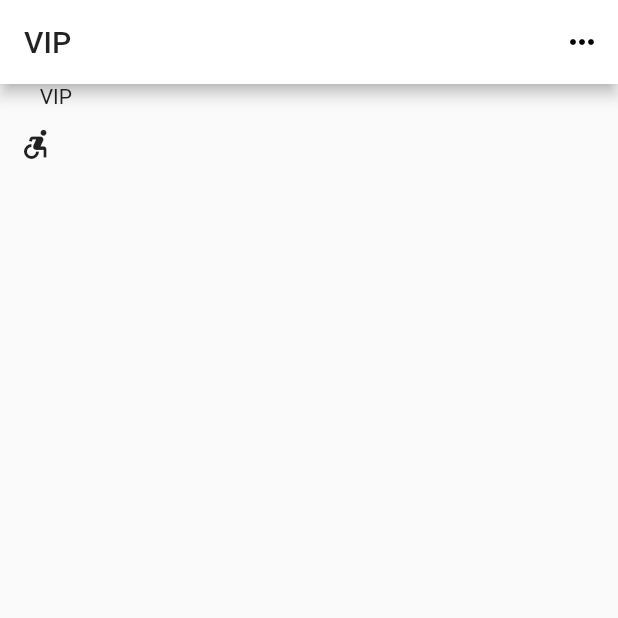
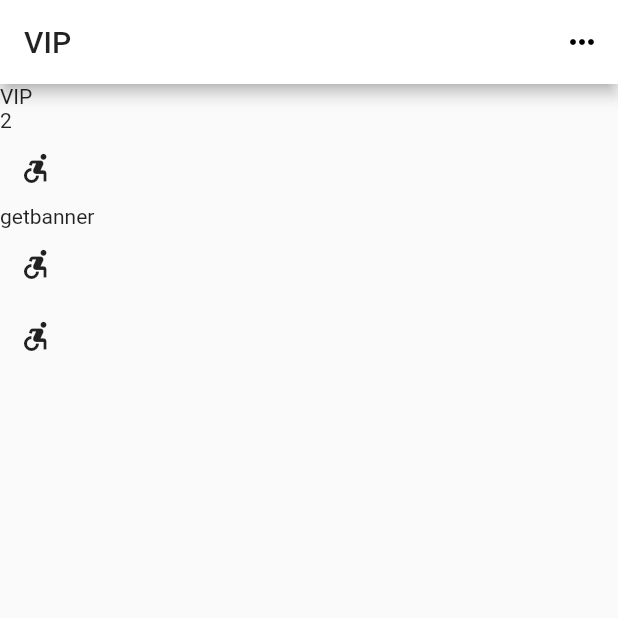
Before and after one commit to hweilp/flutter_test, a Flutter app: the VIPPage screen opened directly, after a tap on the "accessible forward" icon, on a phone screen of 412 x 824 dp, the top half of it. Run offline on Flutter 3.47's test engine with Material 2 defaults, Android fonts, the phone set to English and light mode, and no system bars; our stand-ins replace dio, shared_preferences; accounts and stored records are empty.

Commit message:
登录页面

```diff
--- a/lib/api/api.dart
+++ b/lib/api/api.dart
@@ -28,4 +28,9 @@ class ApiInterface {
   static userList([dynamic data]) async {
     return Http.request('/personal', 'get', data);
   }
+
+  // getVipBanner
+  static getVipBanner() async {
+    return Http.request('/vip_banner_list', 'get');
+  }
 }
--- a/lib/main.dart
+++ b/lib/main.dart
@@ -108,6 +108,7 @@
 
 import 'package:flutter/material.dart';
 import 'package:flutterproject/page/index.dart';
+import 'package:flutterproject/page/login/index.dart';
 
 void main() => runApp(MyApp());
 
@@ -120,7 +121,9 @@ class MyApp extends StatelessWidget {
         theme: ThemeData(
           primaryColor: Colors.white,
         ),
-        routes: {},
+        routes: {
+          '/login':(_) => new LoginPage(),
+        },
         home: HomePage());
   }
 }
--- a/lib/page/vip/index.dart
+++ b/lib/page/vip/index.dart
@@ -1,9 +1,61 @@
 import 'package:flutter/material.dart';
+import 'package:flutterproject/api/api.dart';
 
-class VIPPage extends StatelessWidget {
+class VIPPage extends StatefulWidget {
+  // static getBaner() async {
+  //   var data = await ApiInterface.getVipBanner().then((res) {
+  //     return res.data;
+  //   });
+  //   print('data===$data');
+  // }
+
+  @override
+  State<StatefulWidget> createState() => new VIPPageState();
+}
+
+class VIPPageState extends State<VIPPage> with WidgetsBindingObserver {
   final _pageTitle = 'VIP';
+  int count = 1;
+
+  @override
+  void initState() {
+    // 整个App初始化
+    print('initState');
+    super.initState();
+    WidgetsBinding.instance.addObserver(this);
+  }
+
+  @override
+  void didChangeDependencies() {
+    super.didChangeDependencies();
+    print('didChangeDependencies');
+  }
+  // @override
+  // void didUpdateWidget(VIPPage oldWidget) {
+  //   // 每个页面变动执行
+  //   print('didUpdateWidget===$oldWidget');
+  //   super.didUpdateWidget(oldWidget);
+  //   // if (oldWidget != VIPPage) {
+  //   //   print(oldWidget);
+  //   // }
+  // }
+
+  void changeState() {
+    setState(() {
+      count = 2;
+    });
+  }
+
+  void getBanner() async {
+    var data = await ApiInterface.getVipBanner().then((res) {
+      return res.data;
+    });
+    print('data===$data');
+  }
+
   @override
   Widget build(BuildContext context) {
+    // getBanner();
     return new Scaffold(
         appBar: AppBar(
           title: Text(_pageTitle),
@@ -12,20 +64,37 @@ class VIPPage extends StatelessWidget {
               icon: Icon(Icons.more_horiz),
               onPressed: () {
                 print('object');
-                // Navigator.pushNamed(context, 'home_page');
               },
             )
           ],
         ),
         body: new Column(
-          crossAxisAlignment: CrossAxisAlignment.end,
+          crossAxisAlignment: CrossAxisAlignment.start,
           verticalDirection: VerticalDirection.down,
           children: <Widget>[
             Text(_pageTitle),
+            Text(count.toString()),
+            // Int(count),
             IconButton(
               icon: Icon(Icons.accessible_forward),
               onPressed: () {
+                changeState();
                 print(' 正在打印 list 1');
+              },
+            ),
+            Text('getbanner'),
+            IconButton(
+              icon: Icon(Icons.accessible_forward),
+              onPressed: () {
+                getBanner();
+                print(' 正在打印 list 1');
+              },
+            ),
+            IconButton(
+              tooltip: 'login',
+              icon: Icon(Icons.accessible_forward),
+              onPressed: () {
+                Navigator.of(context).pushNamed('/login');
               },
             )
           ],
```
Also changed, not shown: lib/api/error_handler.dart (deleted, +0 -31 lines), lib/api/http.dart (+157 -157 lines), lib/page/login/index.dart (added, +110 -0 lines).
